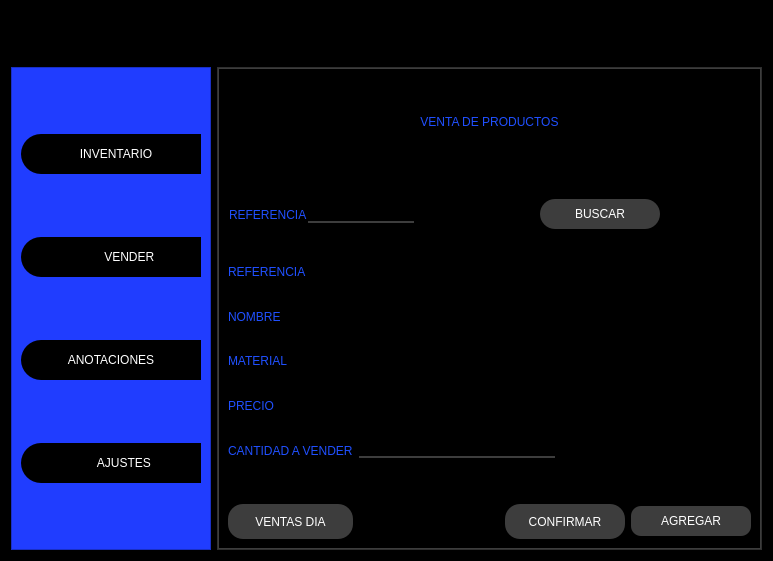
The window that employee_store.ui (roque76/App1) describes before a commit, drawn with Qt 5.
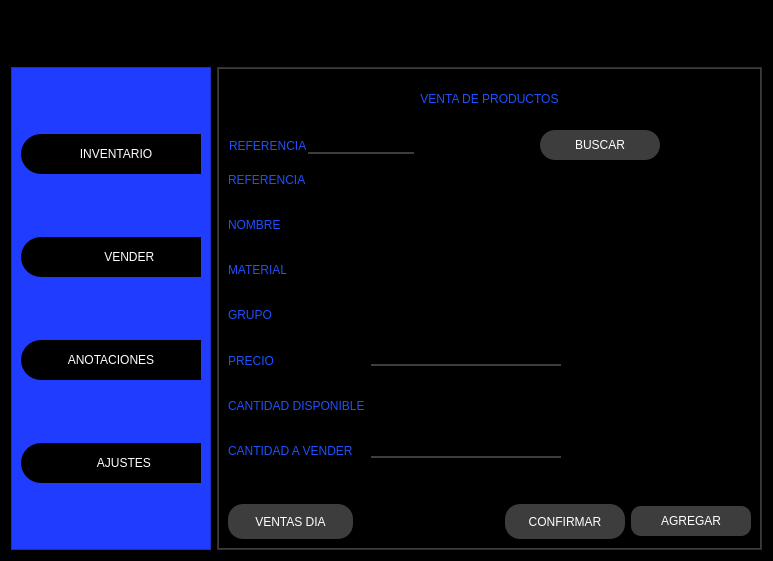
The same window after the commit. The open tabs and pages were chosen to show the change. Icons and pictures are not drawn.

```diff
--- a/employee_store.ui
+++ b/employee_store.ui
@@ -821,6 +821,13 @@
                        </property>
                       </widget>
                      </item>
+                     <item>
+                      <widget class="QLabel" name="group_lab_2">
+                       <property name="text">
+                        <string>GRUPO</string>
+                       </property>
+                      </widget>
+                     </item>
                      <item>
                       <widget class="QLabel" name="precio_lab">
                        <property name="text">
@@ -828,6 +835,13 @@
                        </property>
                       </widget>
                      </item>
+                     <item>
+                      <widget class="QLabel" name="cant_disp_lab">
+                       <property name="text">
+                        <string>CANTIDAD DISPONIBLE</string>
+                       </property>
+                      </widget>
+                     </item>
                      <item>
                       <widget class="QLabel" name="cant_sell_lab">
                        <property name="text">
@@ -873,7 +887,20 @@
                       </widget>
                      </item>
                      <item>
-                      <widget class="QLabel" name="prec_lab">
+                      <widget class="QLabel" name="group_lab">
+                       <property name="styleSheet">
+                        <string notr="true">color:white;</string>
+                       </property>
+                       <property name="text">
+                        <string/>
+                       </property>
+                      </widget>
+                     </item>
+                     <item>
+                      <widget class="QLineEdit" name="prec_line"/>
+                     </item>
+                     <item>
+                      <widget class="QLabel" name="cant_lab">
                        <property name="styleSheet">
                         <string notr="true">color:white;</string>
                        </property>
```
